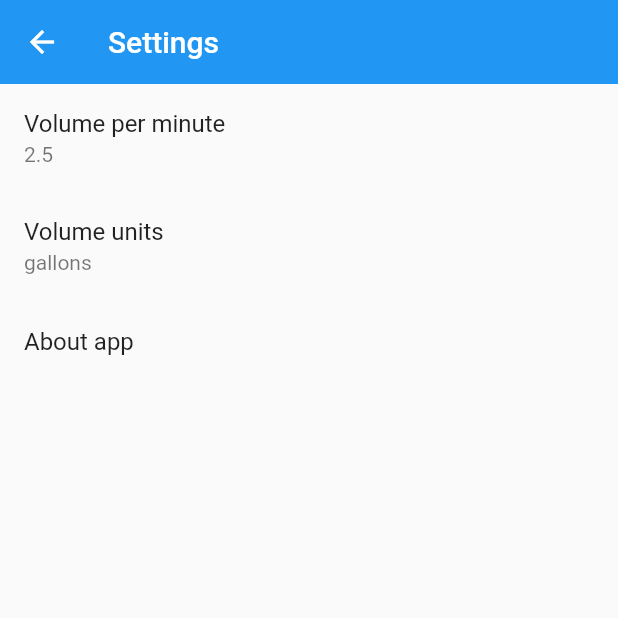
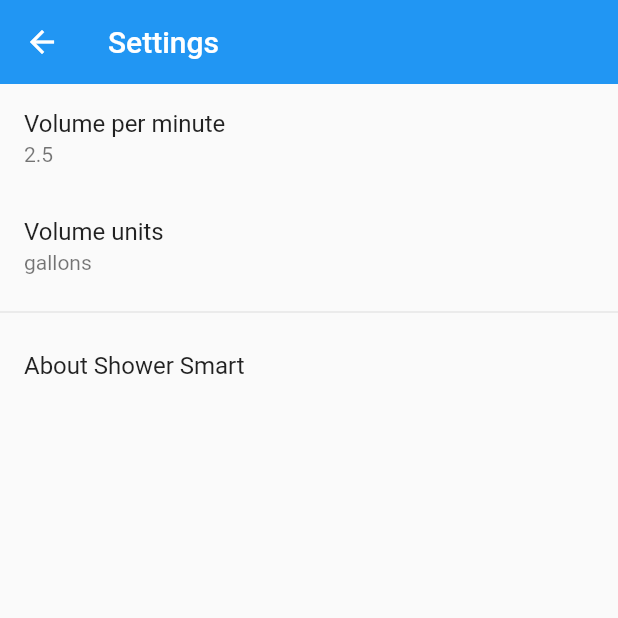
Before and after one commit to danialgoodwin/shower-smart, a Flutter app: the SettingsPage screen opened directly, on a phone screen of 412 x 824 dp, the top half of it. Run offline on Flutter 3.47's test engine with Material 2 defaults, Android fonts, the phone set to English and light mode, and no system bars; our stand-ins replace flutter_tts, shared_preferences; accounts and stored records are empty.

Commit message:
Add settings 'About Shower Smart'

```diff
--- a/lib/settings_page.dart
+++ b/lib/settings_page.dart
@@ -44,19 +44,21 @@ class _SettingsPageState extends State<SettingsPage> {
             subtitle: Text('$_volumeUnits'),
             onTap: _showVolumeUnitsInputPrompt,
           ),
-//        ListTile.divideTiles(tiles: ''), // TODO: Use?
-//        Divider(), // TODO: Use?
-          ListTile(
-            title: const Text('About app'),
-            onTap: _showAboutApp,
+          Divider(),
+          const AboutListTile(
+            icon: null,
+            aboutBoxChildren: <Widget>[
+              Text('Save water. Save the world. Free up time for other things.'
+                  '\n\nEvery minute, this app will announce how long you\'ve been'
+                  ' running the water, and how much water you\'ve used. Use this'
+                  ' as motivation for taking shorter showers and using less water.'),
+            ],
+//            title: const Text('About app'),
+//            onTap: _showAboutApp,
           )
         ],
       ),
     );
-  }
-
-  void _showAboutApp() {
-    // TODO
   }
 
   void _showVolumePerMinuteInputPrompt() {
```
